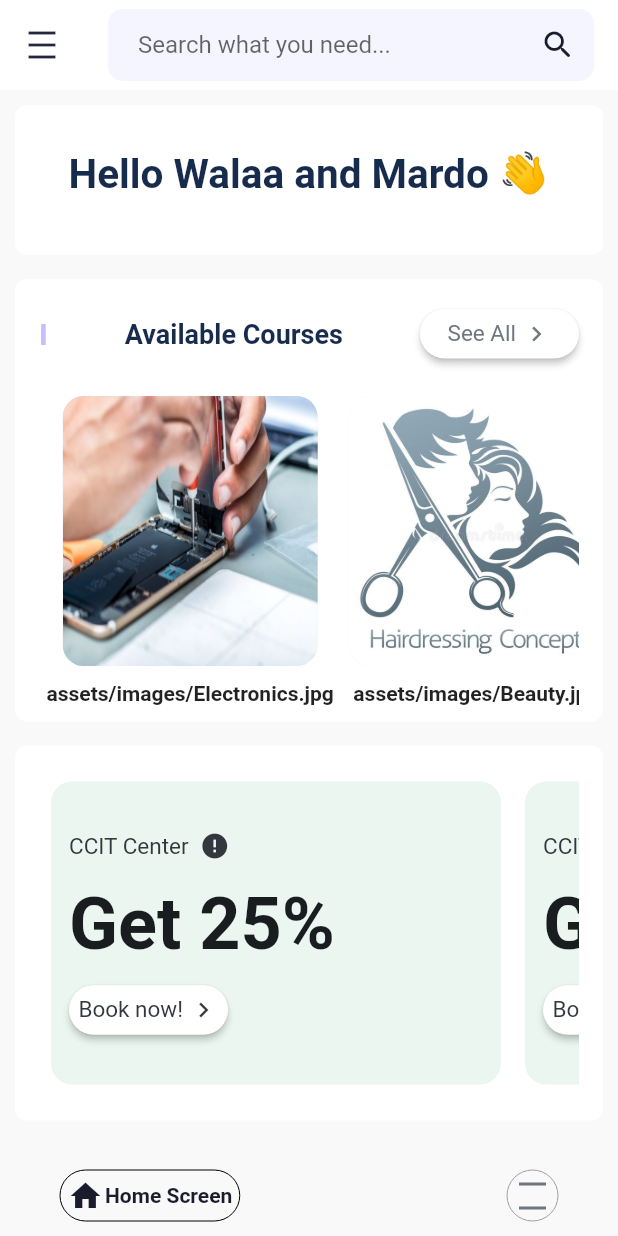
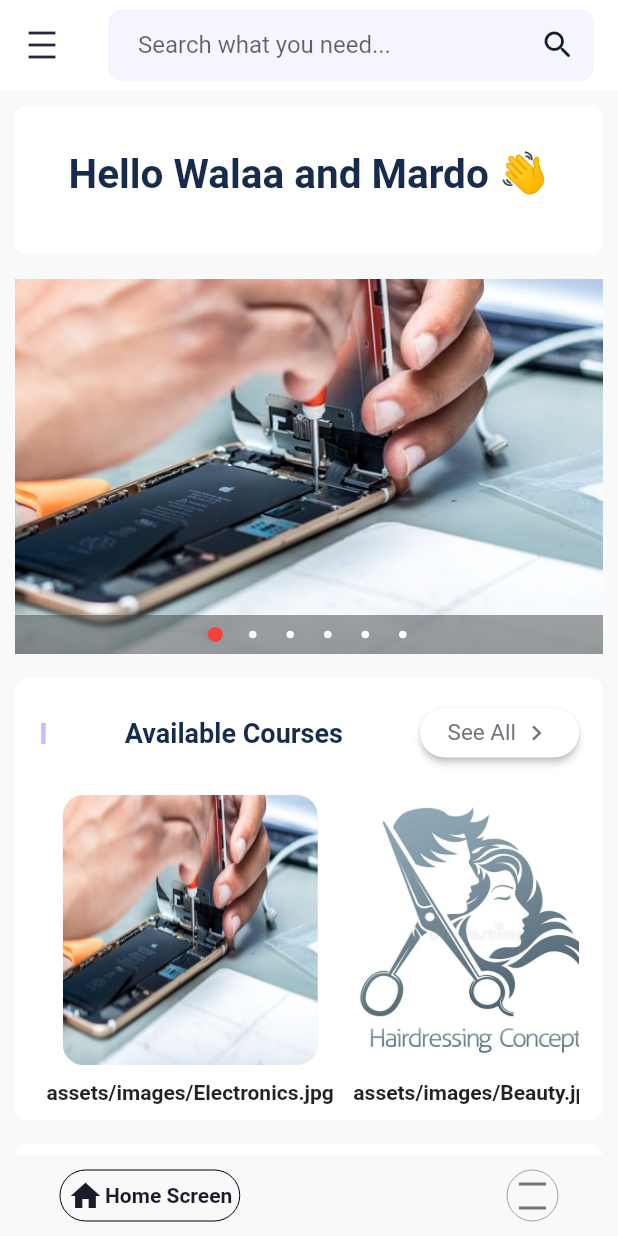
Before and after one commit to mardodmr/final-pr1, a Flutter app: the HomeScreen screen opened directly, on a phone screen of 412 x 824 dp. Run offline on Flutter 3.47's test engine with Material 2 defaults, Android fonts, the light colour scheme and no system bars; drawn by our look-alikes of auto_size_text, carousel_pro, google_nav_bar; our stand-ins replace cloud_firestore, country_code_picker, firebase_auth, firebase_core, flutter_native_splash, flutter_rating_bar and 4 more; missing offline and left inert: numeric_keyboard; accounts and stored records are empty.

Commit message:
git add .

```diff
--- a/lib/Screens/HomeScreen.dart
+++ b/lib/Screens/HomeScreen.dart
@@ -1,5 +1,6 @@
 // ignore_for_file: avoid_print, prefer_const_constructors, prefer_const_literals_to_create_immutables, sized_box_for_whitespace, unnecessary_new, use_key_in_widget_constructors, unnecessary_import, unused_import
 
+import 'package:carousel_pro/carousel_pro.dart';
 import 'package:flutter/cupertino.dart';
 import 'package:flutter/material.dart';
 
@@ -17,9 +18,10 @@ import 'package:auto_size_text/auto_size_text.dart';
 class HomeScreen extends StatefulWidget {
   // const HomeScreen({Key? key}) : super(key: key);
 
-late String userId;
+  late String userId;
 
-   HomeScreen({  this.userId = ""});
+  HomeScreen({this.userId = ""});
+
   @override
   State<HomeScreen> createState() => _HomeScreenState();
 }
@@ -46,6 +48,27 @@ class _HomeScreenState extends State<HomeScreen> {
 
   @override
   Widget build(BuildContext context) {
+    Widget imageCarousel = new Container(
+      height: 250,
+      child: new Carousel(
+        boxFit: BoxFit.fitWidth,
+        dotSize: 5,
+        dotIncreasedColor: Colors.red,
+        dotColor: Colors.white,
+        indicatorBgPadding: 8,
+        images: [
+          AssetImage("assets/images/Electronics.jpg"),
+          AssetImage("assets/images/Beauty.jpg"),
+          AssetImage("assets/images/Painting.jpg"),
+          AssetImage("assets/images/Electro Repair.jpg"),
+          AssetImage("assets/images/Electronics.jpg"),
+          AssetImage("assets/images/Language.jpg"),
+        ],
+        autoplay: true,
+        animationCurve: Curves.fastOutSlowIn,
+        animationDuration: Duration(milliseconds: 1000),
+      ),
+    );
     final GlobalKey<ScaffoldState> _scaffoldKey =
         new GlobalKey<ScaffoldState>();
     return Scaffold(
@@ -73,7 +96,6 @@ class _HomeScreenState extends State<HomeScreen> {
                     "Ahmad Jalal",
                     style: TextStyle(fontSize: 15, color: Colors.white),
                   ),
-
                 ),
               ),
               SizedBox(
@@ -284,73 +306,73 @@ class _HomeScreenState extends State<HomeScreen> {
               SizedBox(
                 height: 10,
               ),
-              Container(
-                width: double.infinity,
-                height: 48,
-                decoration: BoxDecoration(
-                    borderRadius: BorderRadius.circular(8),
-                    color: Color.fromRGBO(255, 255, 255, 0.15)),
-                child: Row(
-                  mainAxisAlignment: MainAxisAlignment.center,
-                  children: [
-                    Container(
-                      width: 120,
-                      height: 35,
-                      decoration: BoxDecoration(
-                          borderRadius: BorderRadius.circular(32),
-                          color: Colors
-                              .white //Color.fromRGBO(255, 255, 255, 0.15),
-                          ),
-                      child: Row(
-                        mainAxisAlignment: MainAxisAlignment.center,
-                        children: [
-                          Icon(
-                            Icons.wb_sunny,
-                            color: Color.fromRGBO(41, 48, 60, 1),
-                          ),
-                          Text(
-                            "  Light",
-                            style: TextStyle(
-                                color: Color.fromRGBO(41, 48, 60, 1),
-                                fontSize: 15,
-                                fontWeight: FontWeight.w600),
-                          )
-                        ],
-                      ),
-                    ),
-                    SizedBox(
-                      width: 10,
-                    ),
-                    Container(
-                      width: 120,
-                      height: 35,
-                      decoration: BoxDecoration(
-                        borderRadius: BorderRadius.circular(32),
-                        color: Colors
-                            .transparent, //Color.fromRGBO(255, 255, 255, 0.15),
-                      ),
-                      child: Row(
-                        mainAxisAlignment: MainAxisAlignment.center,
-                        children: [
-                          Icon(
-                            Icons.wb_sunny_outlined,
-                            color:
-                                Colors.white, //Color.fromRGBO(41, 48, 60, 1),
-                          ),
-                          Text(
-                            "  Dark",
-                            style: TextStyle(
-                                color: Colors
-                                    .white, //Color.fromRGBO(41, 48, 60, 1),
-                                fontSize: 15,
-                                fontWeight: FontWeight.w600),
-                          )
-                        ],
-                      ),
-                    ),
-                  ],
-                ),
-              ),
+              // Container(
+              //   width: double.infinity,
+              //   height: 48,
+              //   decoration: BoxDecoration(
+              //       borderRadius: BorderRadius.circular(8),
+              //       color: Color.fromRGBO(255, 255, 255, 0.15)),
+              //   child: Row(
+              //     mainAxisAlignment: MainAxisAlignment.center,
+              //     children: [
+              //       Container(
+              //         width: 120,
+              //         height: 35,
+              //         decoration: BoxDecoration(
+              //             borderRadius: BorderRadius.circular(32),
+              //             color: Colors
+              //                 .white //Color.fromRGBO(255, 255, 255, 0.15),
+              //             ),
+              //         child: Row(
+              //           mainAxisAlignment: MainAxisAlignment.center,
+              //           children: [
+              //             Icon(
+              //               Icons.wb_sunny,
+              //               color: Color.fromRGBO(41, 48, 60, 1),
+              //             ),
+              //             Text(
+              //               "  Light",
+              //               style: TextStyle(
+              //                   color: Color.fromRGBO(41, 48, 60, 1),
+              //                   fontSize: 15,
+              //                   fontWeight: FontWeight.w600),
+              //             )
+              //           ],
+              //         ),
+              //       ),
+              //       SizedBox(
+              //         width: 10,
+              //       ),
+              //       Container(
+              //         width: 120,
+              //         height: 35,
+              //         decoration: BoxDecoration(
+              //           borderRadius: BorderRadius.circular(32),
+              //           color: Colors
+              //               .transparent, //Color.fromRGBO(255, 255, 255, 0.15),
+              //         ),
+              //         child: Row(
+              //           mainAxisAlignment: MainAxisAlignment.center,
+              //           children: [
+              //             Icon(
+              //               Icons.wb_sunny_outlined,
+              //               color:
+              //                   Colors.white, //Color.fromRGBO(41, 48, 60, 1),
+              //             ),
+              //             Text(
+              //               "  Dark",
+              //               style: TextStyle(
+              //                   color: Colors
+              //                       .white, //Color.fromRGBO(41, 48, 60, 1),
+              //                   fontSize: 15,
+              //                   fontWeight: FontWeight.w600),
+              //             )
+              //           ],
+              //         ),
+              //       ),
+              //     ],
+              //   ),
+              // ),
             ],
           ),
         ),
@@ -458,6 +480,13 @@ class _HomeScreenState extends State<HomeScreen> {
               ),
               SizedBox(
                 height: 16,
+              ),
+              Container(
+                width: double.infinity,
+                height: 266,
+                child: ListView(
+                  children: [imageCarousel],
+                ),
               ),
 
               /// Available Categories Courses
@@ -929,7 +958,9 @@ class _HomeScreenState extends State<HomeScreen> {
           ),
         ),
       ),
-      bottomNavigationBar: BottomNavBar(indexLate: 0,),
+      bottomNavigationBar: BottomNavBar(
+        indexLate: 0,
+      ),
     );
   }
 
--- a/pubspec.yaml
+++ b/pubspec.yaml
@@ -52,6 +52,7 @@ dependencies:
   cloud_firestore: ^3.3.0
   firebase_core: ^1.21.1
   image_picker: ^0.8.5+3
+  carousel_pro: ^1.0.0
 
 dev_dependencies:
   flutter_test:
```
Also changed, not shown: flutter_01.png (added), flutter_02.png (added), pubspec.lock.
